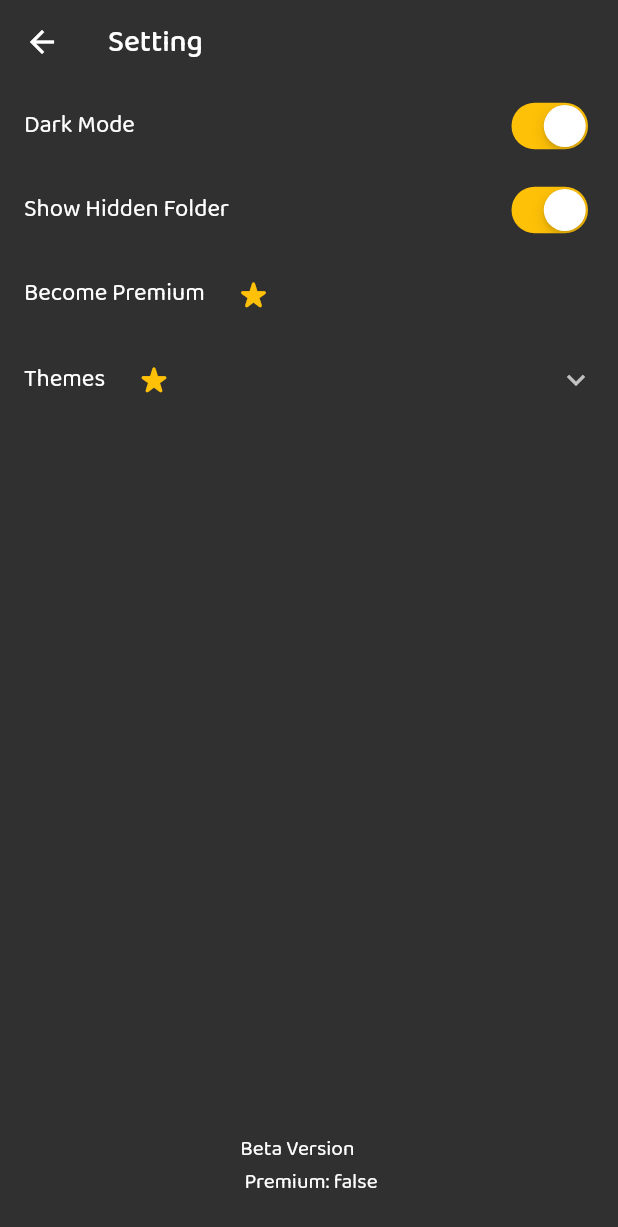
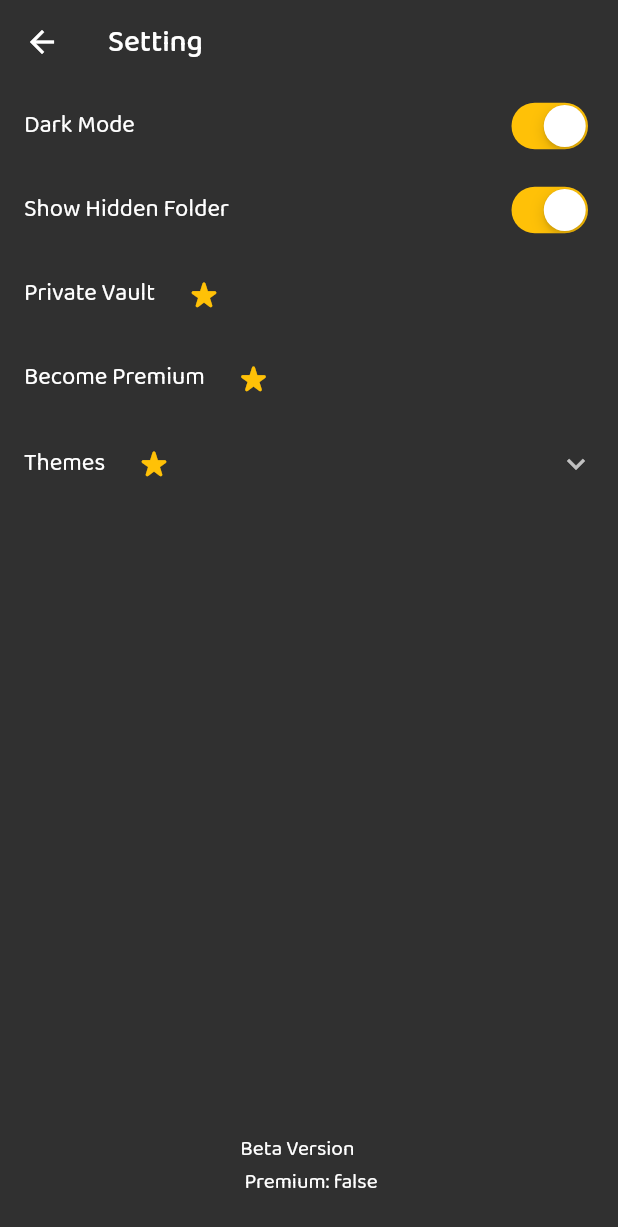
Before and after one commit to MihirGorasiya/file_explorer, a Flutter app: the SettingPage screen opened directly, on a phone screen of 412 x 824 dp. Shown: the top 1227 px of the screen. Run offline on Flutter 3.47's test engine with Material 2 defaults, Android fonts, the phone set to English and light mode, and no system bars; our stand-ins replace easy_splash_screen, get, google_fonts, local_auth, open_file, permission_handler; missing offline and left inert: disk_space, filesize, purchases_flutter; statements that could not run were skipped.

Commit message:
- private vault Implemented - premium check bool added

```diff
--- a/lib/pages/p_paste_page.dart
+++ b/lib/pages/p_paste_page.dart
@@ -41,6 +41,7 @@ class _PastePageState extends State<PastePage> {
   }
 
   void pasteCopiedFiles() async {
+    // TODO: handle on cancel copy & turn off selecting
     setState(() {
       isCopying = true;
     });
--- a/lib/pages/p_setting.dart
+++ b/lib/pages/p_setting.dart
@@ -1,11 +1,14 @@
-// ignore_for_file: prefer_const_constructors
+// ignore_for_file: prefer_const_constructors, use_build_context_synchronously
 
+import 'package:file_manager/pages/p_private_vault.dart';
+import 'package:file_manager/utils/fuction_storage.dart';
 import 'package:flutter/cupertino.dart';
 import 'package:flutter/material.dart';
 import 'package:get/get.dart';
 
 import '../statecontrol/controller.dart';
 import '../utils/file_handler.dart';
+import '../widgets/w_premium_star.dart';
 import 'p_subscription.dart';
 
 class SettingPage extends StatefulWidget {
@@ -62,20 +65,49 @@ class _SettingPageState extends State<SettingPage> {
                   title: Row(
                     mainAxisSize: MainAxisSize.min,
                     children: [
+                      Text('Private Vault'),
+                      SizedBox(
+                        width: 20,
+                      ),
+                      PremiumStarWidget(c: c),
+                    ],
+                  ),
+                  onTap: () async {
+                    if (c.isPremium.value) {
+                      bool isVerified = await FuctionStorage().authenticate();
+                      if (isVerified) {
+                        c.goToPage(context, PrivateVaultPage());
+                      } else {
+                        ScaffoldMessenger.of(context).showSnackBar(
+                          SnackBar(
+                            content: Text('You are not authorised person.'),
+                          ),
+                        );
+                      }
+                    } else {
+                      ScaffoldMessenger.of(context).showSnackBar(
+                        SnackBar(
+                          content: Text('You are not a premium member.'),
+                        ),
+                      );
+                    }
+                  },
+                ),
+//------------------------------ 3 ------------------------------
+                ListTile(
+                  title: Row(
+                    mainAxisSize: MainAxisSize.min,
+                    children: [
                       Text('Become Premium'),
                       SizedBox(
                         width: 20,
                       ),
-                      Icon(
-                        Icons.star_rate_rounded,
-                        size: 25,
-                        color: c.themeColors[c.themeColorIndex.value],
-                      ),
+                      PremiumStarWidget(c: c),
                     ],
                   ),
                   onTap: () => c.goToPage(context, SubscriptionPage()),
                 ),
-//------------------------------ 3 ------------------------------
+//------------------------------ 4 ------------------------------
                 ExpansionTile(
                   title: Row(
                     mainAxisSize: MainAxisSize.min,
@@ -84,11 +116,7 @@ class _SettingPageState extends State<SettingPage> {
                       SizedBox(
                         width: 20,
                       ),
-                      Icon(
-                        Icons.star_rate_rounded,
-                        size: 25,
-                        color: c.themeColors[c.themeColorIndex.value],
-                      ),
+                      PremiumStarWidget(c: c),
                     ],
                   ),
                   children: [
@@ -109,8 +137,17 @@ class _SettingPageState extends State<SettingPage> {
                           itemBuilder: (context, index) {
                             return InkWell(
                               onTap: () {
-                                c.themeColorIndex.value = index;
-                                FileHandler().saveData();
+                                if (c.isPremium.value) {
+                                  c.themeColorIndex.value = index;
+                                  FileHandler().saveData();
+                                } else {
+                                  ScaffoldMessenger.of(context).showSnackBar(
+                                    SnackBar(
+                                      content:
+                                          Text('You are not a premium member.'),
+                                    ),
+                                  );
+                                }
                               },
                               child: Container(
                                 decoration: BoxDecoration(
@@ -142,6 +179,8 @@ class _SettingPageState extends State<SettingPage> {
   }
 }
 
+
+
 // Padding(
 // padding: const EdgeInsets.all(20.0),
 // child: Column(
--- a/lib/statecontrol/controller.dart
+++ b/lib/statecontrol/controller.dart
@@ -91,7 +91,7 @@ class Controller extends GetxController {
     sizeDetails.value = filesize(totalSize);
   }
 
-  void onOpenFile(String filePath) {
-    OpenFile.open(filePath);
+  void onOpenFile(String filePath) async {
+    await OpenFile.open(filePath);
   }
 }
--- /dev/null
+++ b/lib/widgets/w_premium_star.dart
@@ -0,0 +1,24 @@
+import 'package:flutter/material.dart';
+import 'package:get/get.dart';
+
+import '../statecontrol/controller.dart';
+
+class PremiumStarWidget extends StatelessWidget {
+  const PremiumStarWidget({
+    Key? key,
+    required this.c,
+  }) : super(key: key);
+
+  final Controller c;
+
+  @override
+  Widget build(BuildContext context) {
+    return Obx(
+      () => Icon(
+        Icons.star_rate_rounded,
+        size: 25,
+        color: c.themeColors[c.themeColorIndex.value],
+      ),
+    );
+  }
+}
--- a/pubspec.yaml
+++ b/pubspec.yaml
@@ -36,7 +36,7 @@ dependencies:
     sdk: flutter
   get: ^4.6.5
   google_fonts: ^3.0.1
-  local_auth: ^2.1.1
+  local_auth: ^2.1.2
   open_file: ^3.2.1
   path_provider: ^2.0.11
   permission_handler: ^10.0.0
```
Also changed, not shown: lib/pages/p_explorer.dart (+27 -38 lines), lib/pages/p_private_vault.dart (+93 -3 lines), lib/utils/fuction_storage.dart (added, +56 -0 lines), lib/widgets/explorer/w_pop_up_menu.dart (+14 -5 lines), pubspec.lock.
